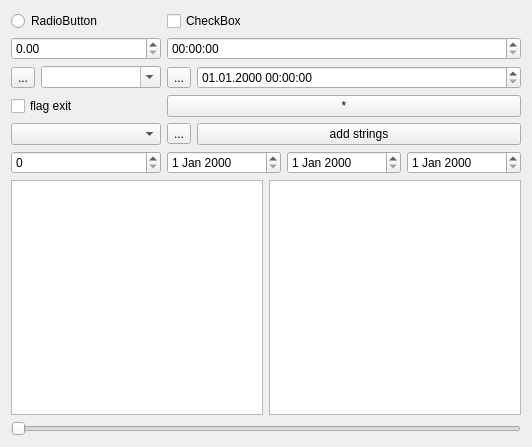
Before: the Qt Designer form Qt/my_programm/_For_tests/src/widgets/controls_widget/src/ui/controls_widget.ui in RinatB2017/mega_GIT, drawn with Qt 5.
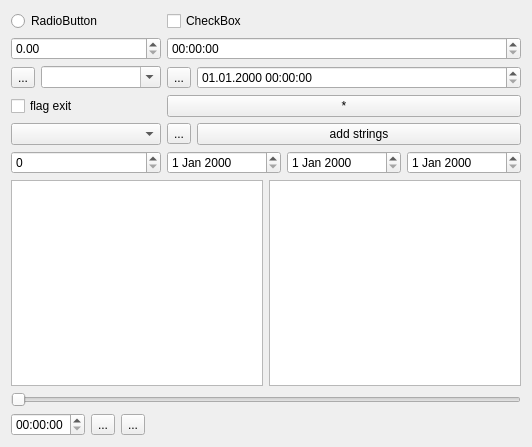
After: the same form once the commit is applied. Custom widgets are drawn as their Qt base class.

```diff
--- a/Qt/my_programm/_For_tests/src/widgets/controls_widget/src/ui/controls_widget.ui
+++ b/Qt/my_programm/_For_tests/src/widgets/controls_widget/src/ui/controls_widget.ui
@@ -163,6 +163,44 @@
      </property>
     </widget>
    </item>
+   <item>
+    <layout class="QHBoxLayout" name="horizontalLayout">
+     <item>
+      <widget class="QTimeEdit" name="te_current_time">
+       <property name="displayFormat">
+        <string>HH:mm:ss</string>
+       </property>
+      </widget>
+     </item>
+     <item>
+      <widget class="QToolButton" name="btn_set_current_time">
+       <property name="text">
+        <string>...</string>
+       </property>
+      </widget>
+     </item>
+     <item>
+      <widget class="QToolButton" name="btn_add_time">
+       <property name="text">
+        <string>...</string>
+       </property>
+      </widget>
+     </item>
+     <item>
+      <spacer name="horizontalSpacer">
+       <property name="orientation">
+        <enum>Qt::Horizontal</enum>
+       </property>
+       <property name="sizeHint" stdset="0">
+        <size>
+         <width>40</width>
+         <height>20</height>
+        </size>
+       </property>
+      </spacer>
+     </item>
+    </layout>
+   </item>
   </layout>
  </widget>
  <customwidgets>
```
Left out of the diff: 25 changed lines with no effect on the pictures.
